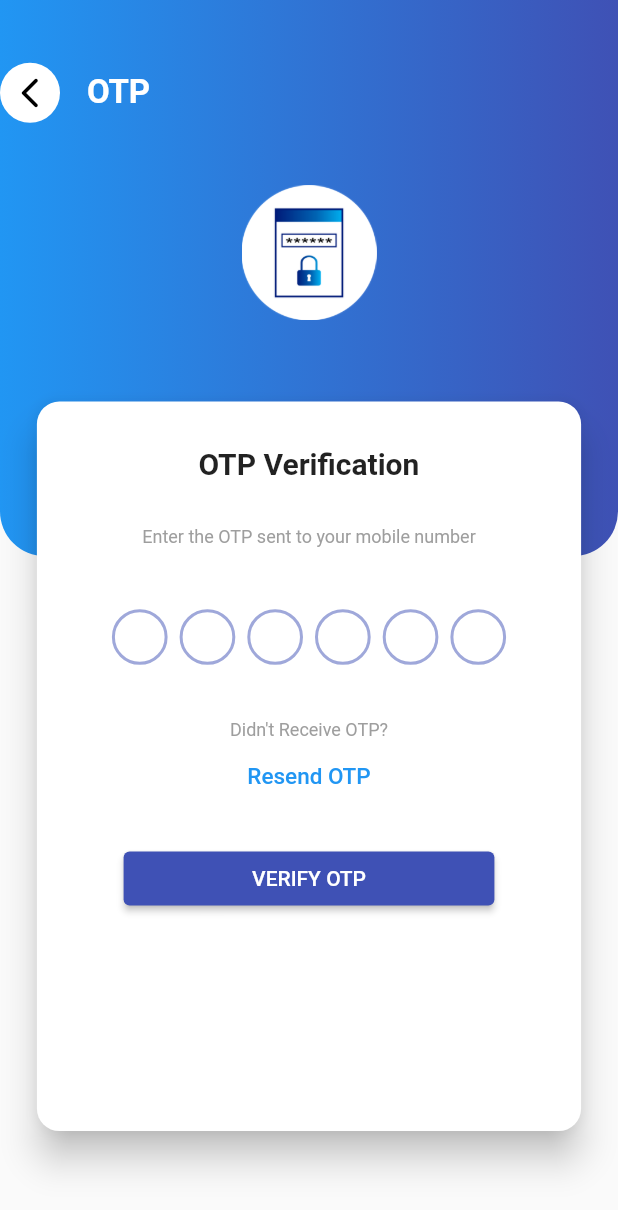
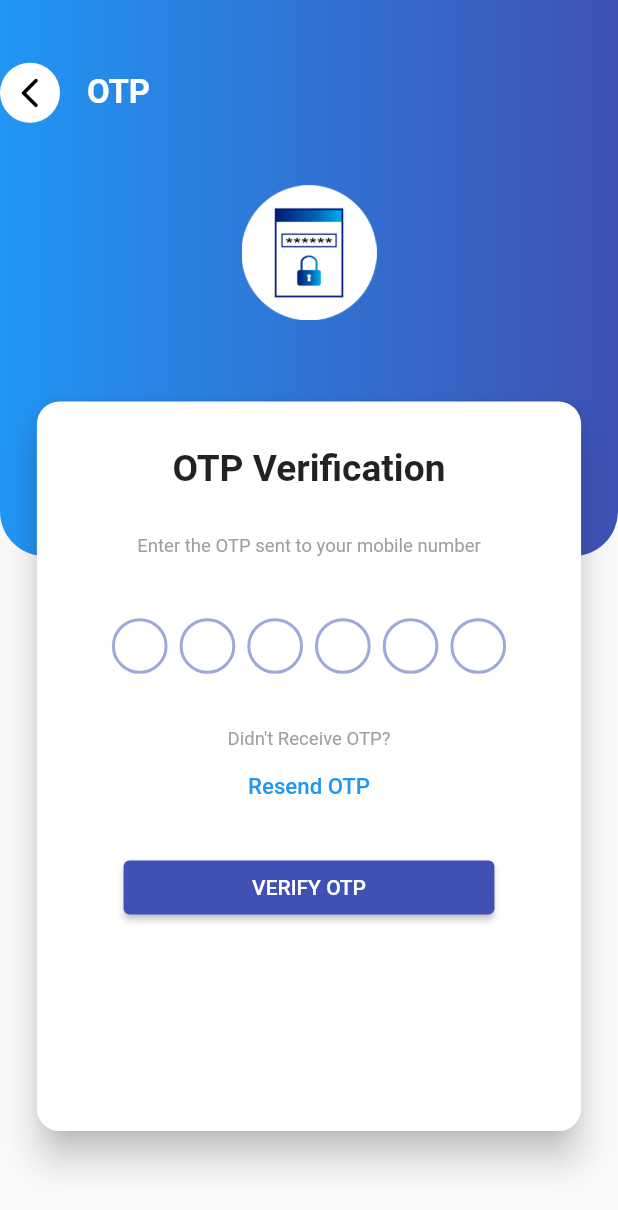
Before and after one commit to shivamkushwah47/task-management, a Flutter app: the screen it shows after launch, on a phone screen of 412 x 824 dp. Shown: the top 1210 px of the screen. Run offline on Flutter 3.47's test engine with Material 2 defaults, Android fonts, the phone set to English and light mode, and no system bars; drawn by our look-alikes of pinput; our stand-ins replace animated_splash_screen, cloud_firestore, connectivity_plus, email_validator, firebase_auth, firebase_core and 7 more; missing offline and left inert: fl_country_code_picker; accounts and stored records are empty.

Commit message:
otp page by krishna

```diff
--- a/lib/feature/otp/view/otp_view.dart
+++ b/lib/feature/otp/view/otp_view.dart
@@ -91,11 +91,11 @@ class OtpView extends GetView<OtpController> {
                               children: [
                                 Form(child: Column(
                                   children: [
-                                    Text("OTP Verification",style: TextStyle(fontSize: 20,fontWeight: FontWeight.bold),),
+                                    Text("OTP Verification",style: TextStyle(fontSize: Get.height*0.03,fontWeight: FontWeight.bold),),
 
                                     Padding(
                                       padding: EdgeInsets.fromLTRB(0, 30, 0, 30),
-                                      child: Text("Enter the OTP sent to your mobile number",style: TextStyle(fontSize: 12,color: Colors.grey)),
+                                      child: Text("Enter the OTP sent to your mobile number",style: TextStyle(fontSize: Get.height*0.015,color: Colors.grey)),
                                     ),
                                     Padding(
                                       padding: const EdgeInsets.symmetric(horizontal: 20.0),
@@ -153,12 +153,12 @@ class OtpView extends GetView<OtpController> {
 
                                     Padding(
                                       padding: EdgeInsets.fromLTRB(0, 25, 0, 0),
-                                      child: Text("Didn't Receive OTP?",style: TextStyle(fontSize: 12,color: Colors.grey)),
+                                      child: Text("Didn't Receive OTP?",style: TextStyle(fontSize:Get.height*0.015,color: Colors.grey)),
                                     ),
 
                                     Padding(
                                       padding: EdgeInsets.fromLTRB(0, 0, 0, 20),
-                                      child:   TextButton(onPressed: (){}, child: Text("Resend OTP",style: TextStyle(color: Colors.blue,fontSize: 15),)),
+                                      child:   TextButton(onPressed: (){}, child: Text("Resend OTP",style: TextStyle(color: Colors.blue,fontSize: Get.height*0.018),)),
                                     ),
                                     SizedBox(width: Get.width*0.6,
                                         child: ElevatedButton(onPressed: (){controller.otpverify();}, style: ElevatedButton.styleFrom(backgroundColor: Colors.indigo),child: Text("VERIFY OTP")))
```
